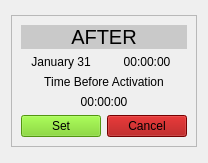
This is presetwidget.ui in gghavoc/ShutdownScheduler as Qt 5 draws it before an edit. The edited form follows.
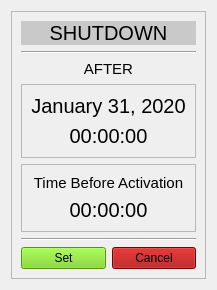
This is the edited form.

```diff
--- a/presetwidget.ui
+++ b/presetwidget.ui
@@ -6,8 +6,8 @@
    <rect>
     <x>0</x>
     <y>0</y>
-    <width>206</width>
-    <height>163</height>
+    <width>215</width>
+    <height>284</height>
    </rect>
   </property>
   <property name="maximumSize">
@@ -40,14 +40,40 @@
      <property name="frameShadow">
       <enum>QFrame::Raised</enum>
      </property>
-     <layout class="QVBoxLayout" name="verticalLayout">
+     <layout class="QVBoxLayout" name="verticalLayout_3">
       <item>
-       <widget class="QLabel" name="timingLabel">
+       <widget class="QLabel" name="typeLabel">
         <property name="styleSheet">
          <string notr="true">font-size: 20px;
 background-color: rgba(46, 46, 46, 50);</string>
         </property>
         <property name="text">
+         <string>SHUTDOWN</string>
+        </property>
+        <property name="alignment">
+         <set>Qt::AlignCenter</set>
+        </property>
+       </widget>
+      </item>
+      <item>
+       <widget class="Line" name="topHLine">
+        <property name="orientation">
+         <enum>Qt::Horizontal</enum>
+        </property>
+       </widget>
+      </item>
+      <item>
+       <widget class="QLabel" name="timingLabel">
+        <property name="sizePolicy">
+         <sizepolicy hsizetype="Minimum" vsizetype="Minimum">
+          <horstretch>0</horstretch>
+          <verstretch>0</verstretch>
+         </sizepolicy>
+        </property>
+        <property name="styleSheet">
+         <string notr="true">font-size: 15px;</string>
+        </property>
+        <property name="text">
          <string>AFTER</string>
         </property>
         <property name="alignment">
@@ -56,11 +82,27 @@
        </widget>
       </item>
       <item>
-       <layout class="QHBoxLayout" name="bottomHLayout">
+       <widget class="QFrame" name="scheduleFrame">
+        <property name="frameShape">
+         <enum>QFrame::StyledPanel</enum>
+        </property>
+        <property name="frameShadow">
+         <enum>QFrame::Raised</enum>
+        </property>
+        <layout class="QVBoxLayout" name="verticalLayout_2">
         <item>
          <widget class="QLabel" name="dateLabel">
+           <property name="sizePolicy">
+            <sizepolicy hsizetype="Minimum" vsizetype="Minimum">
+             <horstretch>0</horstretch>
+             <verstretch>0</verstretch>
+            </sizepolicy>
+           </property>
+           <property name="styleSheet">
+            <string notr="true">font-size: 20px;</string>
+           </property>
           <property name="text">
-           <string>January 31</string>
+            <string>January 31, 2020</string>
           </property>
           <property name="alignment">
            <set>Qt::AlignCenter</set>
@@ -69,6 +111,15 @@
         </item>
         <item>
          <widget class="QLabel" name="timeLabel">
+           <property name="sizePolicy">
+            <sizepolicy hsizetype="Minimum" vsizetype="Minimum">
+             <horstretch>0</horstretch>
+             <verstretch>0</verstretch>
+            </sizepolicy>
+           </property>
+           <property name="styleSheet">
+            <string notr="true">font-size: 20px;</string>
+           </property>
           <property name="text">
            <string>00:00:00</string>
           </property>
@@ -78,11 +129,28 @@
          </widget>
         </item>
        </layout>
+       </widget>
       </item>
       <item>
-       <layout class="QVBoxLayout" name="bottomVLayout">
+       <widget class="QFrame" name="timerFrame">
+        <property name="frameShape">
+         <enum>QFrame::StyledPanel</enum>
+        </property>
+        <property name="frameShadow">
+         <enum>QFrame::Raised</enum>
+        </property>
+        <layout class="QVBoxLayout" name="verticalLayout">
         <item>
          <widget class="QLabel" name="timeBeforeActiveLabel">
+           <property name="sizePolicy">
+            <sizepolicy hsizetype="Minimum" vsizetype="Minimum">
+             <horstretch>0</horstretch>
+             <verstretch>0</verstretch>
+            </sizepolicy>
+           </property>
+           <property name="styleSheet">
+            <string notr="true">font-size: 15px;</string>
+           </property>
           <property name="text">
            <string>Time Before Activation</string>
           </property>
@@ -93,6 +161,15 @@
         </item>
         <item>
          <widget class="QLabel" name="remainingTimeLabel">
+           <property name="sizePolicy">
+            <sizepolicy hsizetype="Minimum" vsizetype="Minimum">
+             <horstretch>0</horstretch>
+             <verstretch>0</verstretch>
+            </sizepolicy>
+           </property>
+           <property name="styleSheet">
+            <string notr="true">font-size: 20px;</string>
+           </property>
           <property name="text">
            <string>00:00:00</string>
           </property>
@@ -102,6 +179,14 @@
          </widget>
         </item>
        </layout>
+       </widget>
+      </item>
+      <item>
+       <widget class="Line" name="bottomHLine">
+        <property name="orientation">
+         <enum>Qt::Horizontal</enum>
+        </property>
+       </widget>
       </item>
       <item>
        <layout class="QHBoxLayout" name="horizontalLayout">
```
Left out of the diff: 2 changed lines with no effect on the pictures. Lines whose indentation alone changed are shown as unchanged.
